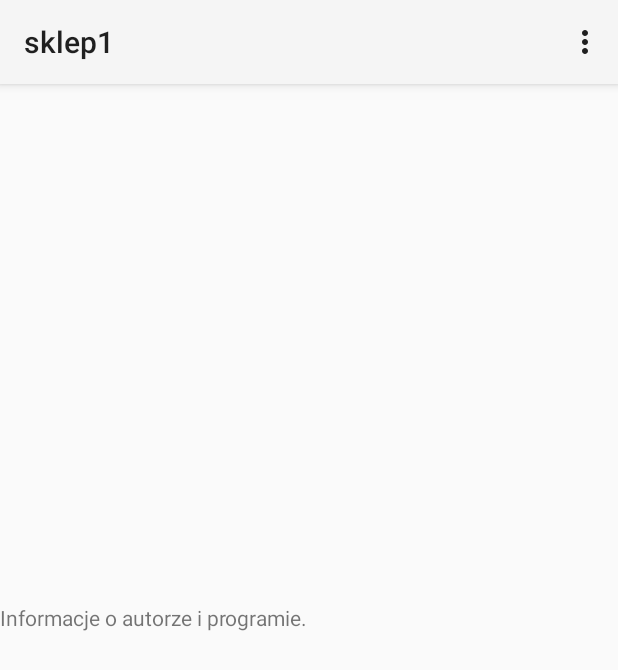
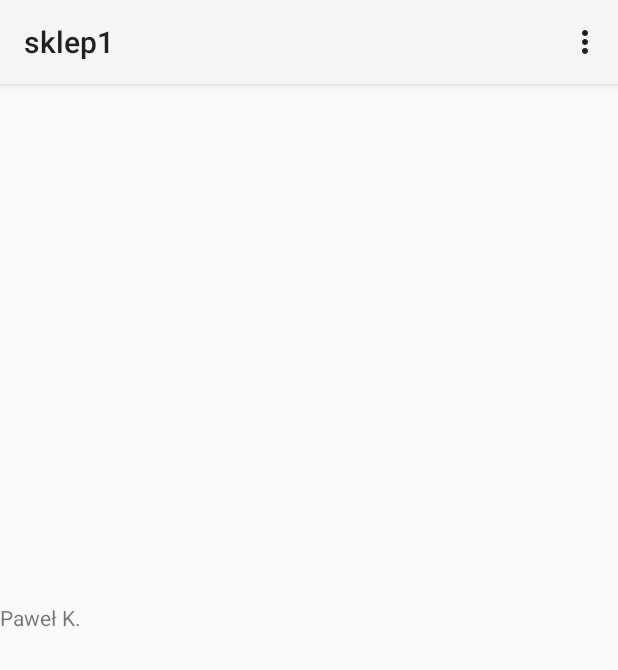
Before and after one commit to PawelKTech/sklep1, an Android app: the Informacjeoautorze screen opened directly, with no data from a screen before it, on a phone screen of 412 x 824 dp. Shown: the top 670 px of the screen. Run offline under Robolectric (Android 15) with nearby library versions, the phone set to English and light mode, and no system bars.

Commit message:
Adding changes

```diff
--- a/app/src/main/java/com/example/sklep1/MainActivity.java
+++ b/app/src/main/java/com/example/sklep1/MainActivity.java
@@ -244,8 +244,6 @@ public class MainActivity extends AppCompatActivity {
                 } else {
                     Toast.makeText(getApplicationContext(), "Imie i numer telefonu nie mogą być puste!", Toast.LENGTH_SHORT).show();
                 }
-                Log.v("Godzinnna", formattedDateTime);
-
             }
         });
 
--- a/app/src/main/res/layout/activity_informacjeoautorze.xml
+++ b/app/src/main/res/layout/activity_informacjeoautorze.xml
@@ -10,7 +10,7 @@
     <TextView
         android:layout_width="match_parent"
         android:layout_height="wrap_content"
-        android:text="Informacje o autorze i programie."
+        android:text="Paweł K."
         android:layout_centerVertical="true"
         android:layout_centerHorizontal="true"
         />
```
